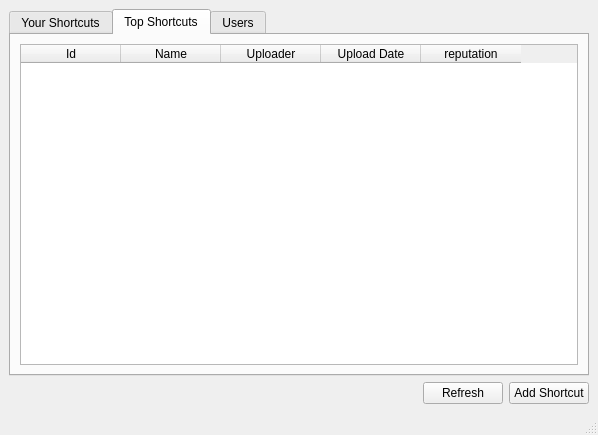
The window that ui/MainWindow.ui (insaneshadowzaman/Database-Lab) describes before a commit, drawn with Qt 5.
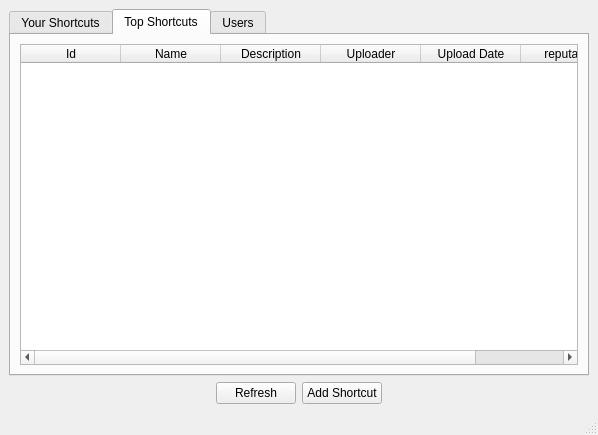
The same window after the commit. The open tabs and pages were chosen to show the change.

Commit message: Added the report and fixed the delete button of the my shortcuts table.

The edit to the form file:
```diff
--- a/ui/MainWindow.ui
+++ b/ui/MainWindow.ui
@@ -76,6 +76,11 @@
             <string>Name</string>
            </property>
           </column>
+          <column>
+           <property name="text">
+            <string>Description</string>
+           </property>
+          </column>
           <column>
            <property name="text">
             <string>Uploader</string>
@@ -157,6 +162,19 @@
         </property>
        </widget>
       </item>
+      <item>
+       <spacer name="horizontalSpacer_2">
+        <property name="orientation">
+         <enum>Qt::Horizontal</enum>
+        </property>
+        <property name="sizeHint" stdset="0">
+         <size>
+          <width>40</width>
+          <height>20</height>
+         </size>
+        </property>
+       </spacer>
+      </item>
      </layout>
     </item>
    </layout>
```
Left out of the diff: 7 changed lines with no effect on the pictures. The commit also changes 7 other files.
